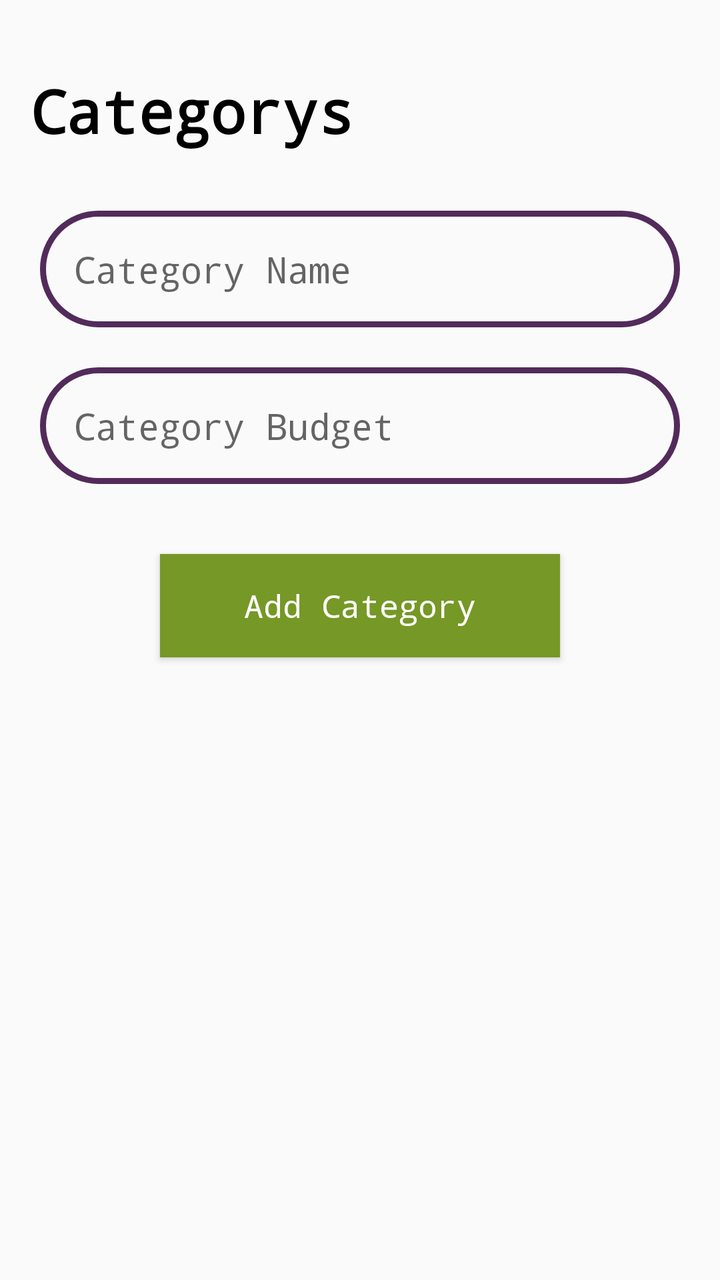
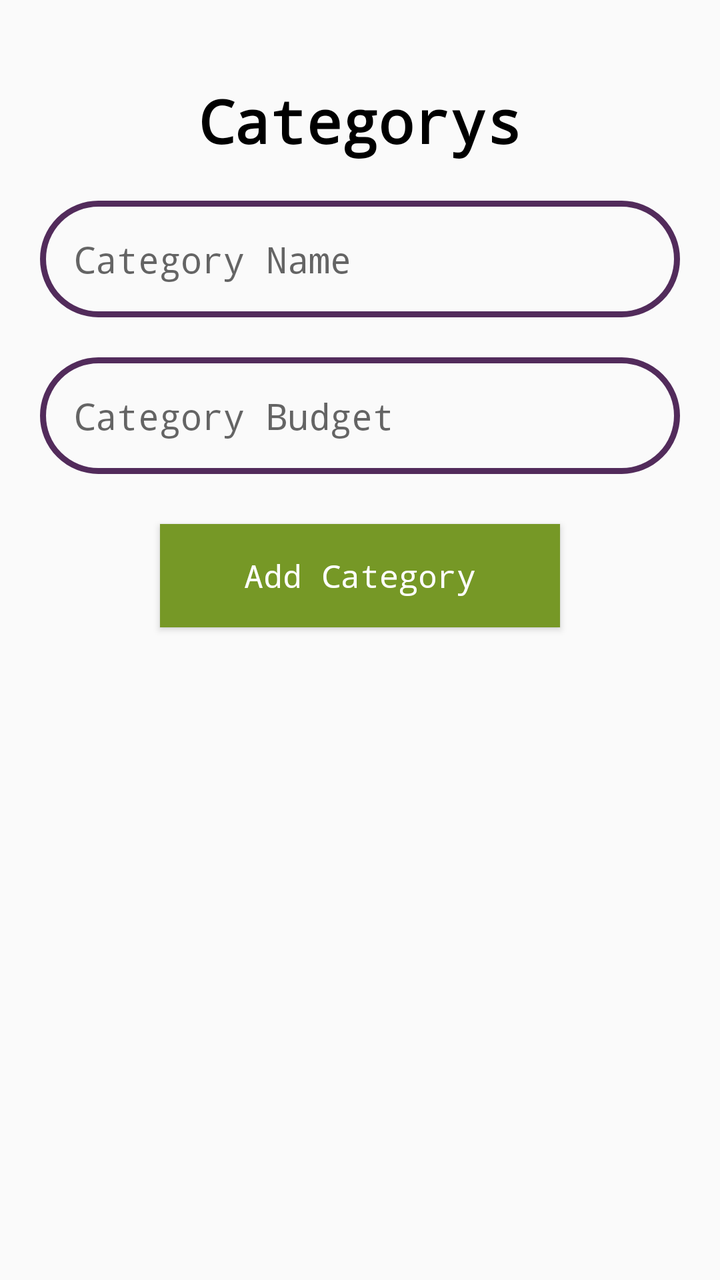

Two renders of the same Android screen: before a commit and after it. Below are the layout's source before the change and the commit's diff.
<!-- AndroidManifest.xml: application theme Theme.Masrofi -->
<!-- res/layout/activity_main.xml -->
<?xml version="1.0" encoding="utf-8"?>
<LinearLayout xmlns:android="http://schemas.android.com/apk/res/android"
    xmlns:app="http://schemas.android.com/apk/res-auto"
    xmlns:tools="http://schemas.android.com/tools"
    android:id="@+id/main"
    android:layout_width="match_parent"
    android:layout_height="match_parent"
    android:orientation="vertical"

    tools:context=".MainActivity" >

    <LinearLayout
        android:layout_width="match_parent"
        android:layout_height="wrap_content"
        android:orientation="horizontal"
        android:layout_marginTop="15dp"
        android:layout_marginBottom="10dp"
        >
        <TextView
            android:layout_width="wrap_content"
            android:layout_height="wrap_content"
            android:text="Categorys"
            android:textSize="30sp"
            android:layout_marginStart="15dp"
            android:textColor="@color/black"
            android:textStyle="bold"
            android:fontFamily="monospace"
            android:layout_marginTop="20dp"
            />
        <TextView
            android:id="@+id/total"
            android:layout_width="match_parent"
            android:layout_height="wrap_content"

            android:textSize="18sp"
            android:gravity="right"
            android:layout_marginEnd="15dp"
            android:textColor="#769826"
            android:textStyle="bold"
            android:fontFamily="monospace"

            android:layout_marginTop="20dp"
            />

    </LinearLayout>

    <EditText
        android:id="@+id/category_name"
        android:layout_width="match_parent"
        android:padding="17dp"
    android:layout_marginTop="20dp"
        android:layout_marginStart="20dp"
        android:layout_marginEnd="20dp"
        android:fontFamily="monospace"
        android:layout_marginBottom="20dp"
        android:background="@drawable/ed_shape"
        android:hint="Category Name"
        android:layout_height="wrap_content"
        android:ems="10"
        android:inputType="text"
         />

    <EditText
        android:id="@+id/category_budget"
        android:layout_width="match_parent"
        android:layout_height="wrap_content"
        android:ems="10"
        android:background="@drawable/ed_shape"
        android:fontFamily="monospace"
        android:padding="17dp"
        android:layout_marginStart="20dp"
        android:hint="Category Budget"
        android:layout_marginEnd="20dp"
        android:layout_marginBottom="20dp"
        android:inputType="number" />

    <Button
        android:id="@+id/insert_btn"
        android:layout_width="200dp"
        android:layout_gravity="center"
        android:layout_height="wrap_content"
        android:padding="15dp"
        android:background="#769826"
        android:textColor="@color/white"
        android:fontFamily="monospace"
        android:textAllCaps="false"
        android:textSize="16sp"
        android:layout_marginTop="15dp"
        android:text="Add Category" />

    <androidx.recyclerview.widget.RecyclerView
        android:id="@+id/recycler"
        android:layout_width="match_parent"
        android:layout_marginTop="12dp"
        android:layout_marginStart="1dp"
        android:layout_marginEnd="1dp"
        android:layout_marginBottom="1dp"
        android:layout_height="match_parent" />


</LinearLayout>
<!-- resources referenced by this layout -->
<resources>
  <color name="black">#FF000000</color>
  <color name="white">#FFFFFFFF</color>
  <!-- drawable ed_shape (drawable) -->
  <?xml version="1.0" encoding="utf-8"?>
  <shape android:shape="rectangle" xmlns:android="http://schemas.android.com/apk/res/android">
          <stroke android:color="#522B5B" android:width="3dp"/>
      <corners android:radius="30dp"/>
  </shape>
  <style name="Theme.Masrofi" parent="Base.Theme.Masrofi" />
  <style name="Base.Theme.Masrofi" parent="Theme.Design.Light.NoActionBar">
          
          
      </style>
</resources>

<!-- the commit's change to res/layout/activity_main.xml (unified diff, before → after) -->
@@ -9,40 +9,22 @@
 
     tools:context=".MainActivity" >
 
-    <LinearLayout
-        android:layout_width="match_parent"
-        android:layout_height="wrap_content"
-        android:orientation="horizontal"
-        android:layout_marginTop="15dp"
-        android:layout_marginBottom="10dp"
-        >
+
         <TextView
             android:layout_width="wrap_content"
             android:layout_height="wrap_content"
             android:text="Categorys"
             android:textSize="30sp"
-            android:layout_marginStart="15dp"
+            android:layout_gravity="center"
+
             android:textColor="@color/black"
             android:textStyle="bold"
             android:fontFamily="monospace"
-            android:layout_marginTop="20dp"
-            />
-        <TextView
-            android:id="@+id/total"
-            android:layout_width="match_parent"
-            android:layout_height="wrap_content"
-
-            android:textSize="18sp"
-            android:gravity="right"
-            android:layout_marginEnd="15dp"
-            android:textColor="#769826"
-            android:textStyle="bold"
-            android:fontFamily="monospace"
-
-            android:layout_marginTop="20dp"
+            android:layout_marginTop="40dp"
             />
 
-    </LinearLayout>
+
+
 
     <EditText
         android:id="@+id/category_name"
@@ -85,7 +67,7 @@
         android:fontFamily="monospace"
         android:textAllCaps="false"
         android:textSize="16sp"
-        android:layout_marginTop="15dp"
+        android:layout_marginTop="5dp"
         android:text="Add Category" />
 
     <androidx.recyclerview.widget.RecyclerView
<!-- resource entries referenced after the edit -->
@@ -9,9 +9,19 @@
       <corners android:radius="30dp"/>
   </shape>
   <style name="Theme.Masrofi" parent="Base.Theme.Masrofi" />
-  <style name="Base.Theme.Masrofi" parent="Theme.Design.Light.NoActionBar">
+  <style name="Base.Theme.Masrofi" parent="Theme.Design.Light">
           
           
+          <item name="actionBarStyle">@style/MyActionBar</item>
+      </style>
+  <style name="MyActionBar" parent="Widget.AppCompat.ActionBar.Solid">
+          <item name="background">@color/my_bar</item>
+          <item name="titleTextStyle">@style/MyTitle</item>
+  
+      </style>
+  <color name="my_bar">#769826</color>
+  <style name="MyTitle" parent="TextAppearance.AppCompat.Widget.ActionBar.Title">
+          <item name="android:textColor">#FFFFFF</item>
       </style>
 </resources>
 
